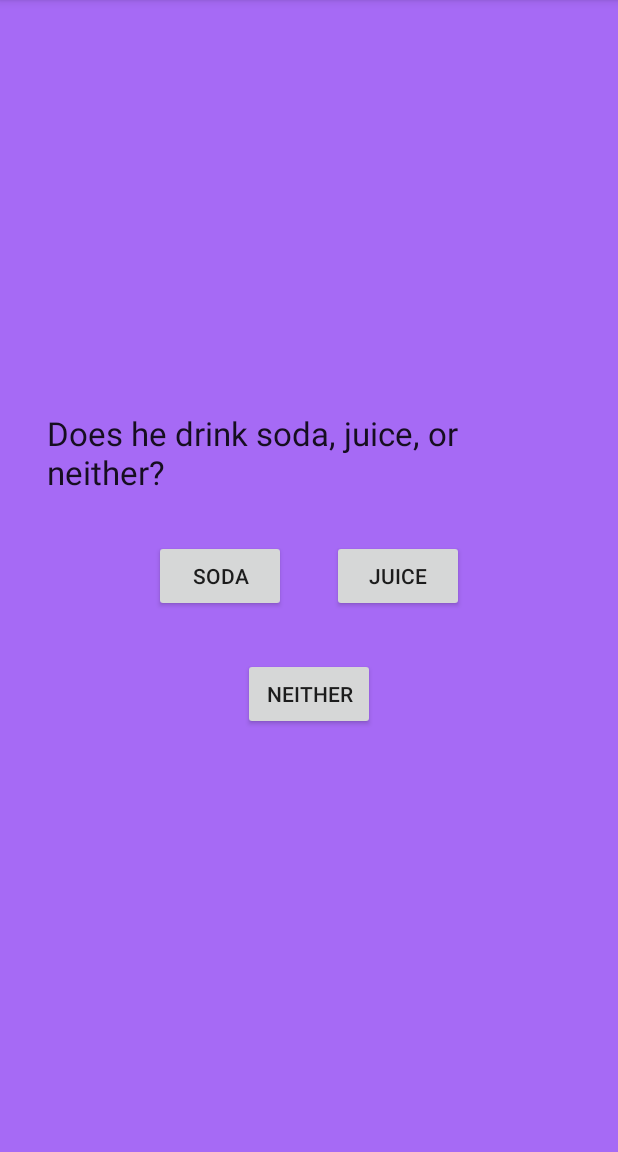
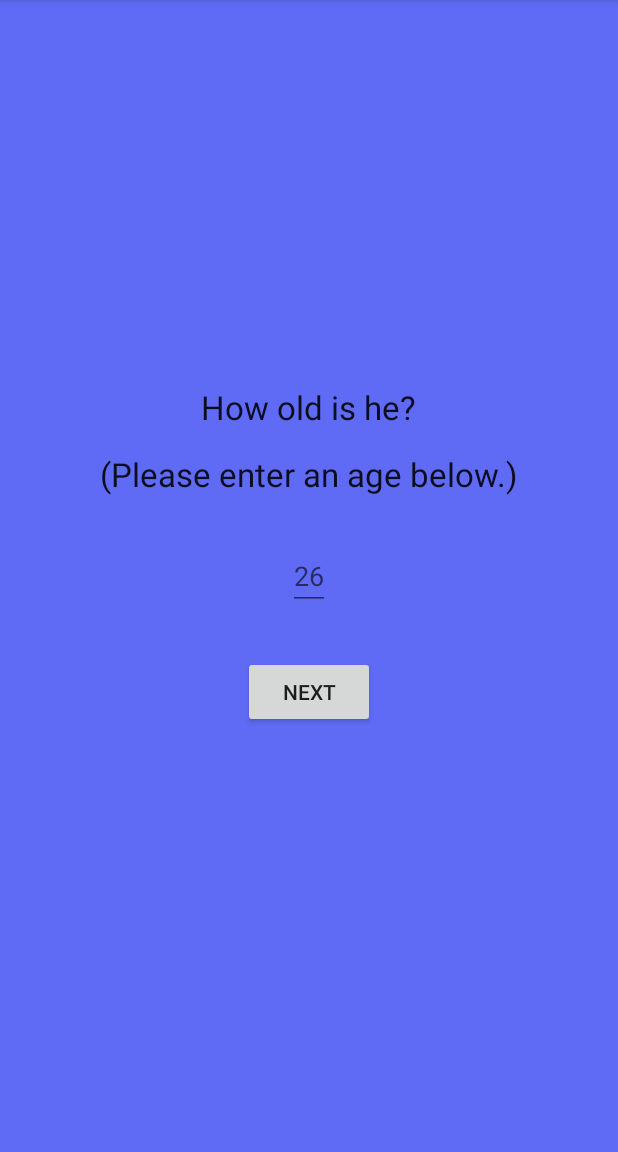
Before and after one commit to ghigbie/giftbug, an Android app: the fragment ManWomanBoyGirl placed in its activity, after a tap on "BOY", on a phone screen of 412 x 824 dp, the part 84-1236 px from its top. Run offline under Robolectric (Android 15) with nearby library versions, the phone set to English and light mode, and no system bars.

Commit message:
added age fragment to stack

```diff
--- a/app/src/main/java/layout/HowOld.java
+++ b/app/src/main/java/layout/HowOld.java
@@ -52,7 +52,7 @@ public class HowOld extends Fragment {
 
         String question = "How old is " + personLower + "?";
 
-        TextView textHowOld = (TextView) getActivity().findViewById(R.id.how_old_text);
+        TextView textHowOld = (TextView) view.findViewById(R.id.how_old_text);
         textHowOld.setText(question);
     }
 
--- a/app/src/main/java/layout/ManWomanBoyGirl.java
+++ b/app/src/main/java/layout/ManWomanBoyGirl.java
@@ -66,7 +66,7 @@ public class ManWomanBoyGirl extends Fragment {
                 personUpper = "He";
                 hasYChromosome = true;
                 isAdult = true;
-                loadNextFragmentAdult();
+                loadNextFragment();
             }
         });
 
@@ -78,7 +78,7 @@ public class ManWomanBoyGirl extends Fragment {
                 personUpper = "She";
                 hasYChromosome = false;
                 isAdult = true;
-                loadNextFragmentAdult();
+                loadNextFragment();
             }
         });
 
@@ -90,7 +90,7 @@ public class ManWomanBoyGirl extends Fragment {
                 personUpper = "He";
                 hasYChromosome = true;
                 isAdult = false;
-                loadNextFragmentChild();
+                loadNextFragment();
             }
         });
 
@@ -102,29 +102,23 @@ public class ManWomanBoyGirl extends Fragment {
                 personUpper = "She";
                 hasYChromosome = false;
                 isAdult = false;
-                loadNextFragmentChild();
+                loadNextFragment();
             }
         });
 
 
     }
 
-    public void loadNextFragmentAdult(){
+    public void loadNextFragment(){
         fragmentManager = getActivity().getSupportFragmentManager();
         fragmentTransaction = fragmentManager.beginTransaction();
-        fragmentTransaction.replace(R.id.fragment_container, new CoffeeTea());
+        fragmentTransaction.replace(R.id.fragment_container, new HowOld());
         fragmentTransaction.addToBackStack(null);
         fragmentTransaction.commit();
 
     }
 
-    public void loadNextFragmentChild(){
-        fragmentManager = getActivity().getSupportFragmentManager();
-        fragmentTransaction = fragmentManager.beginTransaction();
-        fragmentTransaction.replace(R.id.fragment_container, new SodaJuice());
-        fragmentTransaction.addToBackStack(null);
-        fragmentTransaction.commit();
-    }
+
 
 
 
--- a/app/src/main/res/layout/activity_main.xml
+++ b/app/src/main/res/layout/activity_main.xml
@@ -8,7 +8,7 @@
     android:paddingLeft="@dimen/activity_horizontal_margin"
     android:paddingRight="@dimen/activity_horizontal_margin"
     android:paddingTop="@dimen/activity_vertical_margin"
-    android:background="@color/backgroundColor"
+    android:background="@color/newBackgroundColor"
     tools:context="com.geogehigbie.giftbug.MainActivity">
 
     <FrameLayout
--- a/app/src/main/res/layout/fragment_burgers_or_fine.xml
+++ b/app/src/main/res/layout/fragment_burgers_or_fine.xml
@@ -2,7 +2,7 @@
     xmlns:tools="http://schemas.android.com/tools"
     android:layout_width="match_parent"
     android:layout_height="match_parent"
-    android:background="@color/backgroundColor"
+    android:background="@color/newBackgroundColor"
     tools:context="layout.BurgersOrFine">
 
     <RelativeLayout
--- a/app/src/main/res/layout/fragment_coffee_tea.xml
+++ b/app/src/main/res/layout/fragment_coffee_tea.xml
@@ -2,7 +2,7 @@
     xmlns:tools="http://schemas.android.com/tools"
     android:layout_width="match_parent"
     android:layout_height="match_parent"
-    android:background="@color/backgroundColor"
+    android:background="@color/newBackgroundColor"
     tools:context="layout.CoffeeTea">
 
 
--- a/app/src/main/res/layout/fragment_collar_no_collar.xml
+++ b/app/src/main/res/layout/fragment_collar_no_collar.xml
@@ -2,7 +2,7 @@
     xmlns:tools="http://schemas.android.com/tools"
     android:layout_width="match_parent"
     android:layout_height="match_parent"
-    android:background="@color/backgroundColor"
+    android:background="@color/newBackgroundColor"
     tools:context="layout.CollarNoCollar">
 
     <RelativeLayout
--- a/app/src/main/res/layout/fragment_how_old.xml
+++ b/app/src/main/res/layout/fragment_how_old.xml
@@ -2,7 +2,7 @@
     xmlns:tools="http://schemas.android.com/tools"
     android:layout_width="match_parent"
     android:layout_height="match_parent"
-    android:background="@color/backgroundColor"
+    android:background="@color/newBackgroundColor"
     tools:context="layout.HowOld">
 
     <RelativeLayout
--- a/app/src/main/res/layout/fragment_man_woman_boy_girl.xml
+++ b/app/src/main/res/layout/fragment_man_woman_boy_girl.xml
@@ -2,7 +2,7 @@
     xmlns:tools="http://schemas.android.com/tools"
     android:layout_width="match_parent"
     android:layout_height="match_parent"
-    android:background="@color/backgroundColor"
+    android:background="@color/newBackgroundColor"
     tools:context="layout.ManWomanBoyGirl">
 
     <RelativeLayout
--- a/app/src/main/res/layout/fragment_mc_donalds_or_chucky.xml
+++ b/app/src/main/res/layout/fragment_mc_donalds_or_chucky.xml
@@ -2,7 +2,7 @@
     xmlns:tools="http://schemas.android.com/tools"
     android:layout_width="match_parent"
     android:layout_height="match_parent"
-    android:background="@color/backgroundColor"
+    android:background="@color/newBackgroundColor"
     tools:context="layout.McDonaldsOrChucky">
 
     <RelativeLayout
--- a/app/src/main/res/layout/fragment_outdoors_indoors.xml
+++ b/app/src/main/res/layout/fragment_outdoors_indoors.xml
@@ -2,7 +2,7 @@
     xmlns:tools="http://schemas.android.com/tools"
     android:layout_width="match_parent"
     android:layout_height="match_parent"
-    android:background="@color/backgroundColor"
+    android:background="@color/newBackgroundColor"
     tools:context="layout.OutdoorsIndoors">
 
     <RelativeLayout
--- a/app/src/main/res/layout/fragment_person_intro.xml
+++ b/app/src/main/res/layout/fragment_person_intro.xml
@@ -2,7 +2,7 @@
     xmlns:tools="http://schemas.android.com/tools"
     android:layout_width="match_parent"
     android:layout_height="match_parent"
-    android:background="@color/backgroundColor"
+    android:background="@color/newBackgroundColor"
     tools:context="layout.PersonIntro">
 
     <RelativeLayout
--- a/app/src/main/res/layout/fragment_results_page.xml
+++ b/app/src/main/res/layout/fragment_results_page.xml
@@ -2,7 +2,7 @@
     xmlns:tools="http://schemas.android.com/tools"
     android:layout_width="match_parent"
     android:layout_height="match_parent"
-    android:background="@color/backgroundColor"
+    android:background="@color/newBackgroundColor"
     tools:context="layout.ResultsPage">
 
     <LinearLayout
--- a/app/src/main/res/layout/fragment_soda_juice.xml
+++ b/app/src/main/res/layout/fragment_soda_juice.xml
@@ -2,7 +2,7 @@
     xmlns:tools="http://schemas.android.com/tools"
     android:layout_width="match_parent"
     android:layout_height="match_parent"
-    android:background="@color/backgroundColor"
+    android:background="@color/newBackgroundColor"
     tools:context="layout.SodaJuice">
 
     <RelativeLayout
--- a/app/src/main/res/values/colors.xml
+++ b/app/src/main/res/values/colors.xml
@@ -4,4 +4,5 @@
     <color name="colorPrimaryDark">#303F9F</color>
     <color name="colorAccent">#FF4081</color>
     <color name="backgroundColor">#a66af5</color>
+    <color name="newBackgroundColor">#5F6BF4</color>
 </resources>
```
